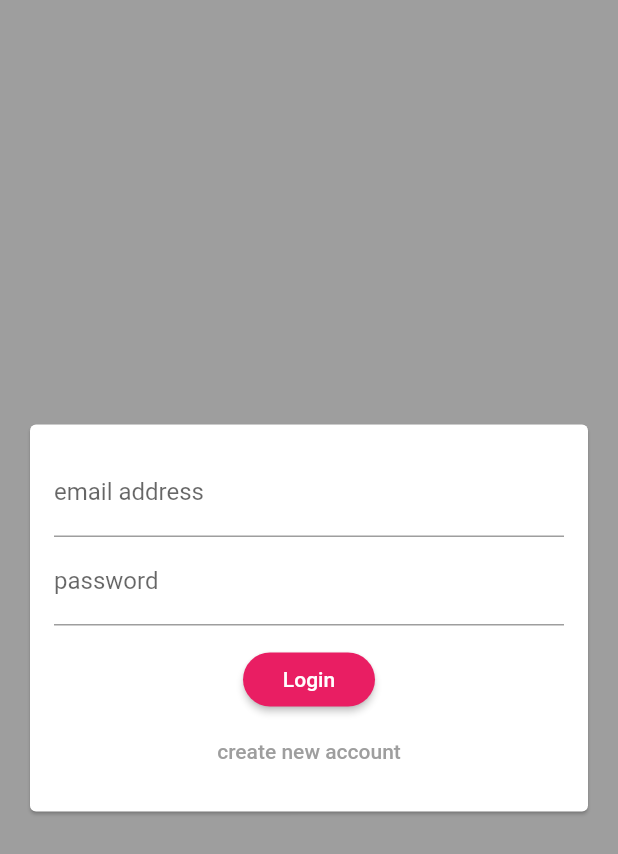
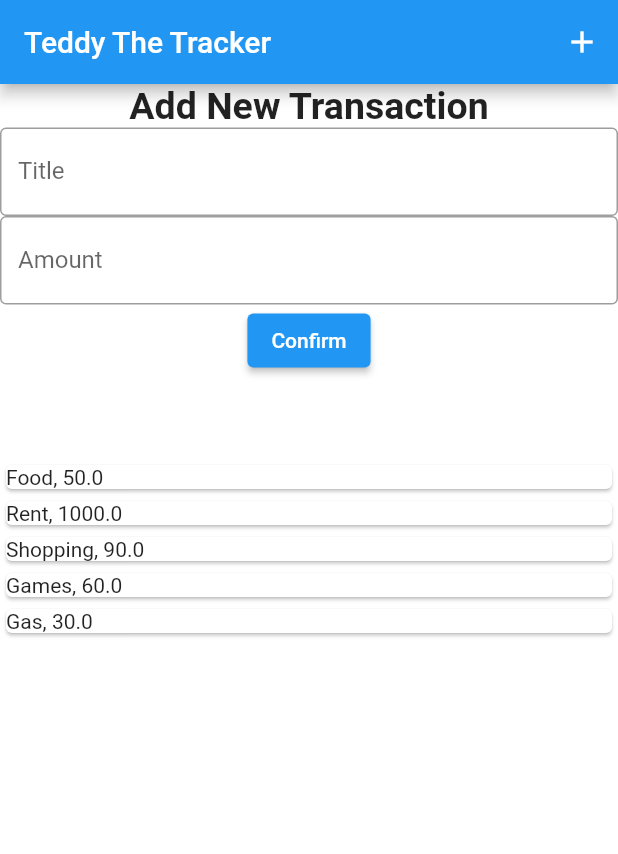
Before and after one commit to mariamabdelati/teddy_the_tracker, a Flutter app: the screen it shows after launch, on a phone screen of 412 x 824 dp. Shown: the top 854 px of the screen. Run offline on Flutter 3.47's test engine with Material 2 defaults, Android fonts, the phone set to English and light mode, and no system bars.

Commit message:
first sprint adding transaction title and amount

```diff
--- a/lib/main.dart
+++ b/lib/main.dart
@@ -1,42 +1,110 @@
-import 'package:auth_test/screens/auth_screen.dart';
-import 'package:firebase_core/firebase_core.dart';
 import 'package:flutter/material.dart';
+import './user_transactions.dart';
+import './transaction.dart';
 
-import './screens/chat_screen.dart';
-import './screens/auth_screen.dart';
 
-void main() async {
-  WidgetsFlutterBinding.ensureInitialized();
-  await Firebase.initializeApp();
-  runApp(const MyApp());
-}
+void main() => runApp(MyApp());
 
 class MyApp extends StatelessWidget {
-  const MyApp({Key? key}) : super(key: key);
-
-  // This widget is the root of your application.
   @override
   Widget build(BuildContext context) {
     return MaterialApp(
-      title: 'FlutterChat App',
-      theme: ThemeData(
-        primarySwatch: Colors.grey,
-        backgroundColor: Colors.black,
-        accentColor: Colors.deepPurple,
-        accentColorBrightness: Brightness.dark,
-        buttonTheme: ButtonTheme.of(context).copyWith(
-            buttonColor: Colors.pink,
-            textTheme: ButtonTextTheme.primary,
-            shape: RoundedRectangleBorder(
-              borderRadius: BorderRadius.circular(20),
-            )),
-      ),
-      home: AuthScreen(),
-      //ChatScreen(),
+      title: 'Payroll',
+      home: MyHomePage(),
     );
   }
 }
 
+class MyHomePage extends StatelessWidget{
+  var titleController = TextEditingController();
+  var amountController = TextEditingController();
+  Transaction t1 = new Transaction('title', 0);
 
+  final List<Transaction> transactions_list = [
 
-//FINISHED ADDING AN APP THEME
+  ];
+
+  @override
+  Widget build(BuildContext context){
+    return Scaffold(
+      appBar: AppBar(
+        title: Text('Teddy The Tracker'),
+        actions: <Widget>[
+          IconButton(
+            icon: Icon(Icons.add),
+            onPressed: (){
+              // not currently working
+              showModalBottomSheet(
+                context: context,
+                builder: (BuildContext context) {
+                  //return NewTransaction();
+                  return Container(
+                    height: 400,
+                    color: Colors.white,
+                    child: Align(
+                      alignment: Alignment.topCenter,
+                      child: Column(
+                        mainAxisAlignment: MainAxisAlignment.center,
+                        mainAxisSize: MainAxisSize.min,
+                        children: <Widget>[
+                          const Text(
+                            'Add New Transaction',
+                            style: const TextStyle(
+                                fontWeight: FontWeight.bold,
+                                fontSize: 25
+                            ),
+                          ),
+                          TextField(
+                            controller: titleController,
+                            decoration: InputDecoration(
+                              hintText: 'Enter the title for your expense',
+                              labelText: 'Title',
+                              border: OutlineInputBorder(),
+                            ),
+                          ),
+                          TextField(
+                            controller: amountController,
+                            decoration: InputDecoration(
+                              hintText: 'Enter the amount for your expense',
+                              labelText: 'Amount',
+                              border: OutlineInputBorder(),
+                            ),
+                            keyboardType: TextInputType.number,
+                          ),
+                          ElevatedButton(
+                              child: const Text('Confirm'),
+                              // save data
+                              onPressed: () {
+
+                              }
+                          ),
+                          ElevatedButton(
+                            child: const Text('Cancel'),
+                            onPressed: () => Navigator.pop(context),
+                          ),
+                        ],
+                      ),
+                    ),
+                  );
+              },);
+            },
+          ),
+        ],
+      ),
+      body:
+      Container(
+        color: Colors.white,
+        child: Align(
+          alignment: Alignment.topLeft,
+          child: Column(
+            mainAxisAlignment: MainAxisAlignment.center,
+            mainAxisSize: MainAxisSize.min,
+            children: <Widget>[
+              UserTransactions()
+            ],
+          ),
+        ),
+      )
+    );
+  }
+}
--- /dev/null
+++ b/lib/new_transactions.dart
@@ -0,0 +1,59 @@
+import 'package:flutter/material.dart';
+
+class NewTransaction extends StatelessWidget {
+  final Function addTransaction;
+
+  var titleController = TextEditingController();
+  var amountController = TextEditingController();
+
+  NewTransaction(this.addTransaction);
+
+  @override
+  Widget build(BuildContext context){
+    return Container(
+      height: 250,
+      color: Colors.white,
+      child: Align(
+        alignment: Alignment.topCenter,
+        child: Column(
+          mainAxisAlignment: MainAxisAlignment.center,
+          mainAxisSize: MainAxisSize.min,
+          children: <Widget>[
+            const Text(
+              'Add New Transaction',
+              style: const TextStyle(
+                  fontWeight: FontWeight.bold,
+                  fontSize: 25
+              ),
+            ),
+            TextField(
+              controller: titleController,
+              decoration: InputDecoration(
+                hintText: 'Enter the title for your expense',
+                labelText: 'Title',
+                border: OutlineInputBorder(),
+              ),
+            ),
+            TextField(
+              controller: amountController,
+              decoration: InputDecoration(
+                hintText: 'Enter the amount for your expense',
+                labelText: 'Amount',
+                border: OutlineInputBorder(),
+              ),
+              keyboardType: TextInputType.number,
+            ),
+            ElevatedButton(
+                child: const Text('Confirm'),
+                // save data
+                onPressed: () {
+                  addTransaction(titleController.text, double.parse(amountController.text));
+                }
+            ),
+          ],
+        ),
+      ),
+    );
+  }
+
+}
--- a/lib/screens/auth_screen.dart
+++ /dev/null
@@ -1,81 +0,0 @@
-import 'package:flutter/material.dart';
-import 'package:firebase_auth/firebase_auth.dart';
-import 'package:flutter/services.dart';
-import 'package:cloud_firestore/cloud_firestore.dart';
-
-import 'package:auth_test/widgets/auth/auth_form.dart';
-
-class AuthScreen extends StatefulWidget {
-  @override
-  _AuthScreenState createState() => _AuthScreenState();
-}
-
-class _AuthScreenState extends State<AuthScreen> {
-  final _auth = FirebaseAuth.instance;
-  var _isLoading = false;
-
-  void _submitAuthForm(
-    String email,
-    String username,
-    String password,
-    bool isLogin,
-    BuildContext ctx,
-  ) async {
-    //auth logic is here;
-    UserCredential authResult;
-    try {
-      setState(() {
-        _isLoading = true;
-      });
-      if (isLogin) {
-        authResult = await _auth.signInWithEmailAndPassword(
-            email: email, password: password);
-      } else {
-        authResult = await _auth.createUserWithEmailAndPassword(
-            email: email, password: password);
-        await FirebaseFirestore.instance
-            .collection('users')
-            .doc(authResult.user!.uid)
-            .set({
-          "username": username,
-          "email": email,
-        });
-      }
-    } on FirebaseAuthException catch (err) {
-      var msg = "Error occured, please check your credentials";
-
-      if (err.message != null) {
-        msg = err.message as String;
-      }
-
-      Scaffold.of(ctx).showSnackBar(
-        SnackBar(
-          content: Text(msg),
-          backgroundColor: Theme.of(context).errorColor,
-        ),
-      );
-      setState(() {
-        _isLoading = false;
-      });
-    } catch (err) {
-      print(err.runtimeType);
-      setState(() {
-        _isLoading = false;
-      });
-    }
-  }
-
-  @override
-  Widget build(BuildContext context) {
-    return Scaffold(
-      backgroundColor: Theme.of(context).primaryColor,
-      body: AuthForm(
-        _submitAuthForm,
-        _isLoading,
-      ),
-    );
-  }
-}
-
-
-// storing Extra user data 5:35;
--- /dev/null
+++ b/lib/transaction.dart
@@ -0,0 +1,31 @@
+// import 'package:flutter/material.dart';
+
+class Transaction
+{
+  String title = '_';
+  double amount = 0;
+
+  //constructor
+  Transaction(String title, double amount)
+  {
+    this.title = title;
+    this.amount = amount;
+  }
+
+  //setters
+  void set_title(String title){
+    this.title = title;
+  }
+  void set_amount(double amount){
+    this.amount = amount;
+  }
+
+  //getters
+  String get_title(){
+    return title;
+  }
+
+  double get_amount(){
+    return amount;
+  }
+}
--- /dev/null
+++ b/lib/transactions_list.dart
@@ -0,0 +1,23 @@
+import 'package:flutter/material.dart';
+import './transaction.dart';
+
+class TransactionList extends StatelessWidget{
+
+  final List<Transaction> transactions;
+
+  TransactionList(this.transactions);
+
+  @override
+  Widget build(BuildContext context){
+    return Column(
+        mainAxisAlignment: MainAxisAlignment.start,
+        crossAxisAlignment: CrossAxisAlignment.stretch,
+        children:
+        transactions.map((transaction){
+          return Card(child: Text(transaction.get_title() + ', ' + transaction.get_amount().toString(),));
+        }).toList()
+    );
+
+
+  }
+}
--- /dev/null
+++ b/lib/user_transactions.dart
@@ -0,0 +1,43 @@
+import 'package:flutter/material.dart';
+import './new_transactions.dart';
+import './transactions_list.dart';
+import './transaction.dart';
+
+class UserTransactions extends StatefulWidget {
+
+
+
+
+  @override
+  _UserTransactionsState createState() => _UserTransactionsState();
+}
+class _UserTransactionsState extends State<UserTransactions>{
+  final List<Transaction> _userTransactions = [
+
+    //adding expenses manually
+
+    Transaction('Food', 50),
+    Transaction('Rent', 1000),
+    Transaction('Shopping', 90),
+    Transaction('Games', 60),
+    Transaction('Gas', 30),
+  ];
+
+  void _addNewTransaction(String title, double amount){
+    final newTransaction = Transaction(title, amount);
+
+    setState(() {
+      _userTransactions.add(newTransaction);
+    });
+
+  }
+
+  Widget build(BuildContext context){
+    return Column(
+      children: <Widget>[NewTransaction(_addNewTransaction),TransactionList(_userTransactions)],
+
+    );
+
+  }
+
+}
--- a/lib/widgets/auth/auth_form.dart
+++ /dev/null
@@ -1,129 +0,0 @@
-// ignore_for_file: deprecated_member_use
-
-import 'package:flutter/material.dart';
-
-class AuthForm extends StatefulWidget {
-  bool isLoading;
-
-  final void Function(
-    String email,
-    String password,
-    String username,
-    bool isLogin,
-    BuildContext ctx,
-  ) submitFn;
-  AuthForm(this.submitFn, this.isLoading);
-  @override
-  _AuthFormState createState() => _AuthFormState();
-}
-
-class _AuthFormState extends State<AuthForm> {
-  final _formkey = GlobalKey<FormState>();
-  var _isLogin = true;
-  var _userEmail = "";
-  var _userPassword = "";
-  var _userUsername = "";
-
-  void _trySubmit() {
-    final isValid = _formkey.currentState!.validate();
-    FocusScope.of(context).unfocus();
-
-    if (isValid) {
-      _formkey.currentState!.save();
-      widget.submitFn(
-        _userEmail.trim(),
-        _userUsername.trim(),
-        _userPassword.trim(),
-        _isLogin,
-        context,
-      );
-    }
-  }
-
-  @override
-  Widget build(BuildContext context) {
-    return Center(
-      child: Card(
-        margin: const EdgeInsets.all(20),
-        child: SingleChildScrollView(
-          child: Padding(
-            padding: const EdgeInsets.all(16),
-            child: Form(
-              key: _formkey,
-              child: Column(
-                mainAxisSize: MainAxisSize.min,
-                children: <Widget>[
-                  TextFormField(
-                    key: const ValueKey("email"),
-                    validator: (value) {
-                      if (value!.isEmpty || !value.contains("@")) {
-                        return "Please enter a valid email address.";
-                      }
-                      return null;
-                    },
-                    keyboardType: TextInputType.emailAddress,
-                    decoration: const InputDecoration(
-                      labelText: 'email address',
-                    ),
-                    onSaved: (value) {
-                      _userEmail = value as String;
-                    },
-                  ),
-                  if (!_isLogin)
-                    TextFormField(
-                      key: const ValueKey("username"),
-                      validator: (value) {
-                        if (value!.isEmpty || value.length < 4) {
-                          return "Please enter a valid username";
-                        }
-                        return null;
-                      },
-                      decoration: const InputDecoration(labelText: "username"),
-                      onSaved: (value) {
-                        _userUsername = value as String;
-                      },
-                    ),
-                  TextFormField(
-                    key: const ValueKey("password"),
-                    validator: (value) {
-                      if (value!.isEmpty || value.length < 7) {
-                        return "Please enter a valid password of 8 or more characters.";
-                      }
-                      return null;
-                    },
-                    decoration: const InputDecoration(labelText: 'password'),
-                    obscureText: true,
-                    onSaved: (value) {
-                      _userPassword = value as String;
-                    },
-                  ),
-                  const SizedBox(
-                    height: 12,
-                  ),
-                  if (widget.isLoading) const CircularProgressIndicator(),
-                  if (!widget.isLoading)
-                    RaisedButton(
-                      onPressed: _trySubmit,
-                      child: Text(_isLogin ? "Login" : "Create account"),
-                    ),
-                  if (!widget.isLoading)
-                    FlatButton(
-                      onPressed: () {
-                        setState(() {
-                          _isLogin = !_isLogin;
-                        });
-                      },
-                      child: Text(_isLogin
-                          ? 'create new account'
-                          : 'Already have an account'),
-                      textColor: Theme.of(context).primaryColor,
-                    )
-                ],
-              ),
-            ),
-          ),
-        ),
-      ),
-    );
-  }
-}
--- a/pubspec.yaml
+++ b/pubspec.yaml
@@ -1,4 +1,4 @@
-name: auth_test
+name: payroll
 description: A new Flutter project.
 
 # The following line prevents the package from being accidentally published to
@@ -34,9 +34,6 @@ dependencies:
   # The following adds the Cupertino Icons font to your application.
   # Use with the CupertinoIcons class for iOS style icons.
   cupertino_icons: ^1.0.2
-  cloud_firestore: ^2.5.4
-  firebase_core: ^1.8.0
-  firebase_auth: ^3.1.4
 
 dev_dependencies:
   flutter_test:
```
Also changed, not shown: lib/screens/chat_screen.dart (deleted, +0 -40 lines), pubspec.lock, 20 other files.
